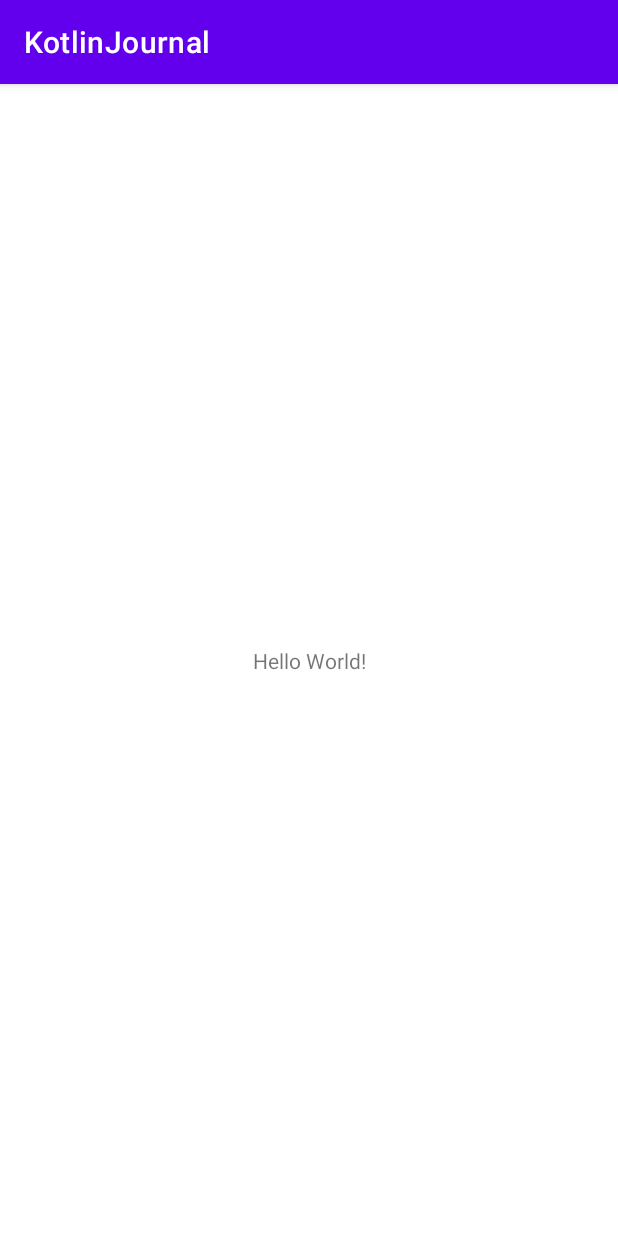
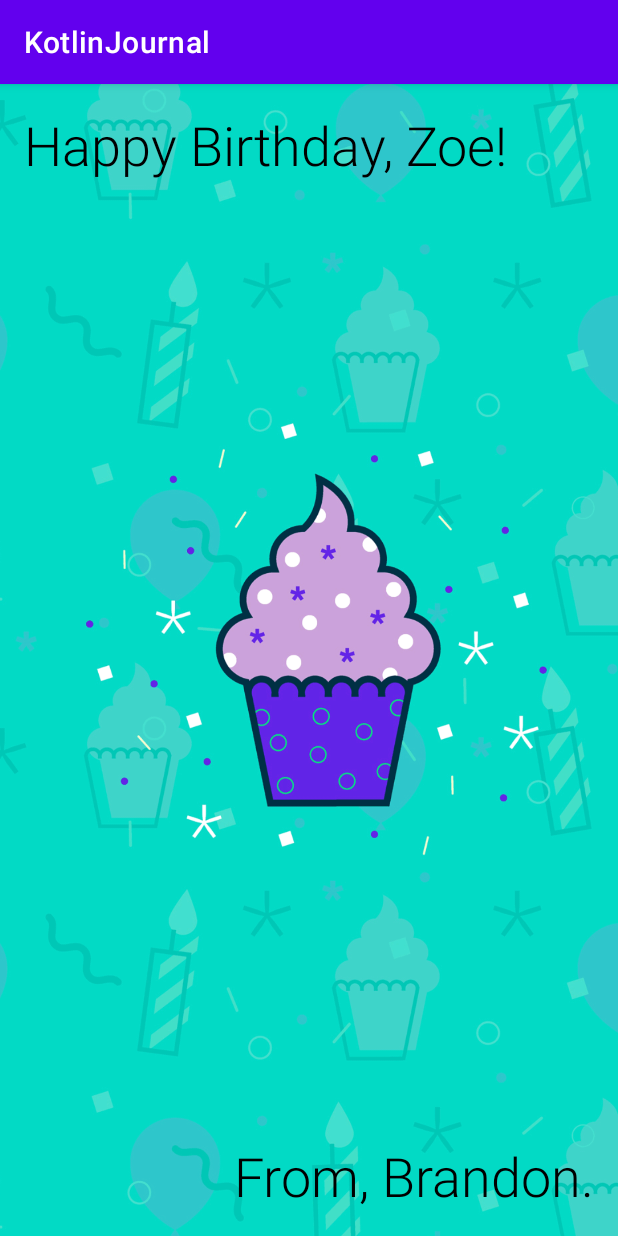
Before and after one commit to JellyRollJunior/kotlin-journal-app, an Android app: the screen it shows after launch (MainActivity), on a phone screen of 412 x 824 dp. Run offline under Robolectric (Android 15) with nearby library versions, the phone set to English and light mode, and no system bars.

Commit message:
Created Birthday Card

```diff
--- a/app/src/main/res/layout/activity_main.xml
+++ b/app/src/main/res/layout/activity_main.xml
@@ -6,13 +6,41 @@
     android:layout_height="match_parent"
     tools:context=".MainActivity">
 
+    <ImageView
+        android:id="@+id/imageView"
+        android:layout_width="0dp"
+        android:layout_height="0dp"
+        android:scaleType="centerCrop"
+        app:layout_constraintBottom_toBottomOf="parent"
+        app:layout_constraintEnd_toEndOf="parent"
+        app:layout_constraintStart_toStartOf="parent"
+        app:layout_constraintTop_toTopOf="parent"
+        app:srcCompat="@drawable/androidparty" />
+
     <TextView
         android:layout_width="wrap_content"
         android:layout_height="wrap_content"
-        android:text="Hello World!"
-        app:layout_constraintBottom_toBottomOf="parent"
+        android:layout_marginTop="16dp"
+        android:layout_marginStart="16dp"
+        android:fontFamily="sans-serif-light"
+        android:text="Happy Birthday, Zoe!"
+        android:textColor="@color/black"
+        android:textSize="36sp"
+        android:typeface="sans"
         app:layout_constraintLeft_toLeftOf="parent"
-        app:layout_constraintRight_toRightOf="parent"
         app:layout_constraintTop_toTopOf="parent" />
 
+    <TextView
+        android:id="@+id/textView"
+        android:layout_width="wrap_content"
+        android:layout_height="wrap_content"
+        android:layout_marginEnd="16dp"
+        android:layout_marginBottom="16dp"
+        android:fontFamily="sans-serif-light"
+        android:text="From, Brandon."
+        android:textColor="@color/black"
+        android:textSize="36sp"
+        app:layout_constraintBottom_toBottomOf="parent"
+        app:layout_constraintEnd_toEndOf="parent" />
+
 </androidx.constraintlayout.widget.ConstraintLayout>
```
Also changed, not shown: app/src/main/res/drawable/androidparty.png (added).
